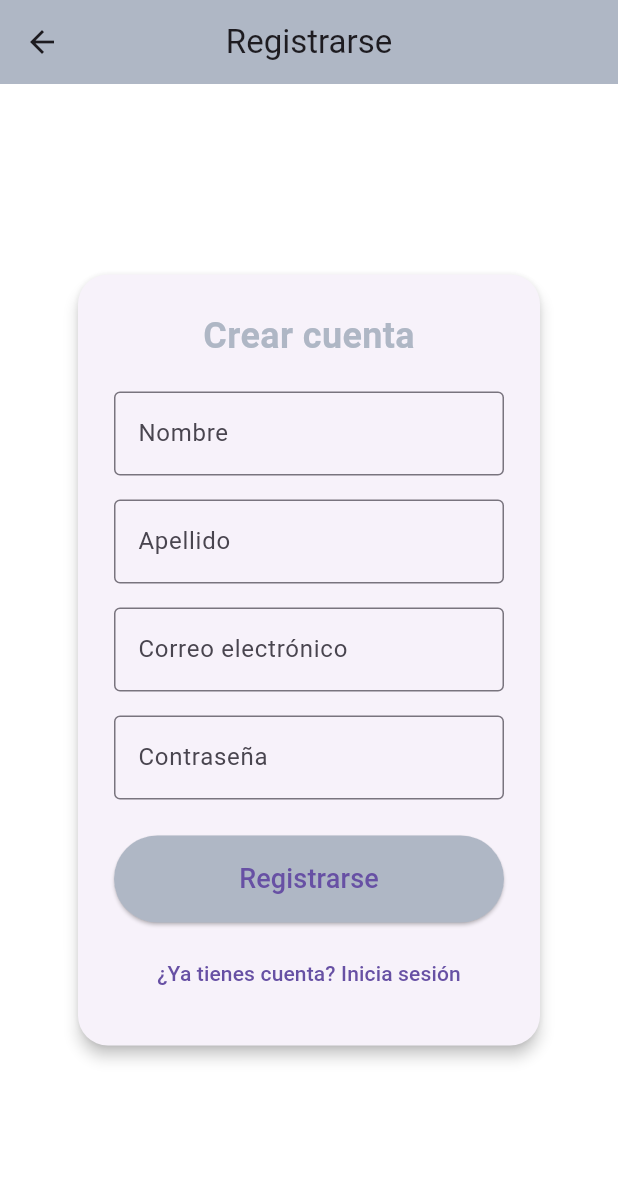
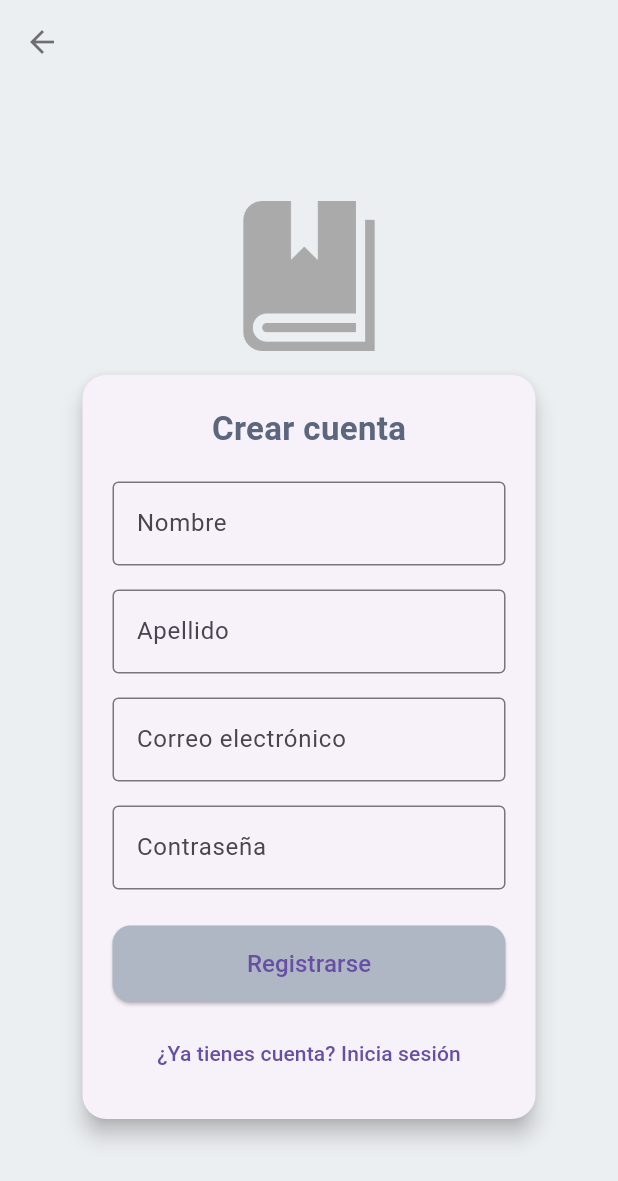
Before and after one commit to Alexyz51/flutter_application_1, a Flutter app: the RegisterScreen screen opened by its route, on a phone screen of 412 x 824 dp. Shown: the top 1181 px of the screen. Run offline on Flutter 3.47's test engine with Material 3 defaults, Android fonts, the phone set to English and light mode, and no system bars; our stand-ins replace firebase_core; accounts and stored records are empty.

Commit message:
I performed the register screen

```diff
--- a/lib/src/pages/register_screen.dart
+++ b/lib/src/pages/register_screen.dart
@@ -25,39 +25,44 @@ class _RegisterScreenState extends State<RegisterScreen> {
   @override
   Widget build(BuildContext context) {
     return Scaffold(
-      backgroundColor: Colors.white,
+      backgroundColor: const Color(0xFFECEFF1),
       appBar: AppBar(
-        backgroundColor: const Color.fromARGB(255, 175, 183, 197),
-        title: const Text("Registrarse"),
-        centerTitle: true,
+        backgroundColor: Colors.transparent,
+        elevation: 0,
         leading: IconButton(
-          icon: const Icon(Icons.arrow_back),
-          onPressed: () {
-            // Volver a la pantalla HomeScreen
-            Navigator.pop(context);
-          },
+          icon: const Icon(Icons.arrow_back, color: Colors.black54),
+          onPressed: () => Navigator.pop(context),
         ),
       ),
       body: Center(
         child: SingleChildScrollView(
-          // Menos padding horizontal para hacer la caja más compacta
-          padding: const EdgeInsets.symmetric(horizontal: 48, vertical: 32),
+          child: Column(
+            children: [
+              const Image(
+                image: AssetImage("assets/book.png"),
+                width: 100,
+                height: 100,
+              ),
+              const SizedBox(height: 16),
+              ConstrainedBox(
+                constraints: const BoxConstraints(maxWidth: 350),
                 child: Card(
+                  elevation: 6,
                   shape: RoundedRectangleBorder(
-              borderRadius: BorderRadius.circular(20),
+                    borderRadius: BorderRadius.circular(16),
                   ),
-            elevation: 4,
+                  margin: const EdgeInsets.symmetric(horizontal: 24),
                   child: Padding(
-              padding: const EdgeInsets.all(24),
+                    padding: const EdgeInsets.all(20.0),
                     child: Column(
                       mainAxisSize: MainAxisSize.min,
                       children: [
                         const Text(
                           "Crear cuenta",
                           style: TextStyle(
-                      fontSize: 24,
+                            fontSize: 22,
                             fontWeight: FontWeight.bold,
-                      color: Color.fromARGB(255, 175, 183, 197),
+                            color: Color.fromARGB(255, 92, 103, 126),
                           ),
                         ),
                         const SizedBox(height: 20),
@@ -117,11 +122,14 @@ class _RegisterScreenState extends State<RegisterScreen> {
                                 183,
                                 197,
                               ),
-                        padding: const EdgeInsets.symmetric(vertical: 16),
+                              padding: const EdgeInsets.symmetric(vertical: 14),
+                              shape: RoundedRectangleBorder(
+                                borderRadius: BorderRadius.circular(12),
+                              ),
                             ),
                             child: const Text(
                               "Registrarse",
-                        style: TextStyle(fontSize: 18),
+                              style: TextStyle(fontSize: 16),
                             ),
                           ),
                         ),
@@ -130,7 +138,9 @@ class _RegisterScreenState extends State<RegisterScreen> {
 
                         TextButton(
                           onPressed: () {
-                      Navigator.pop(context); // Volver a pantalla anterior
+                            Navigator.pop(
+                              context,
+                            ); // Volver a pantalla anterior
                           },
                           child: const Text("¿Ya tienes cuenta? Inicia sesión"),
                         ),
@@ -139,6 +149,9 @@ class _RegisterScreenState extends State<RegisterScreen> {
                   ),
                 ),
               ),
+            ],
+          ),
+        ),
       ),
     );
   }
```
Lines whose indentation alone changed are shown as unchanged.
